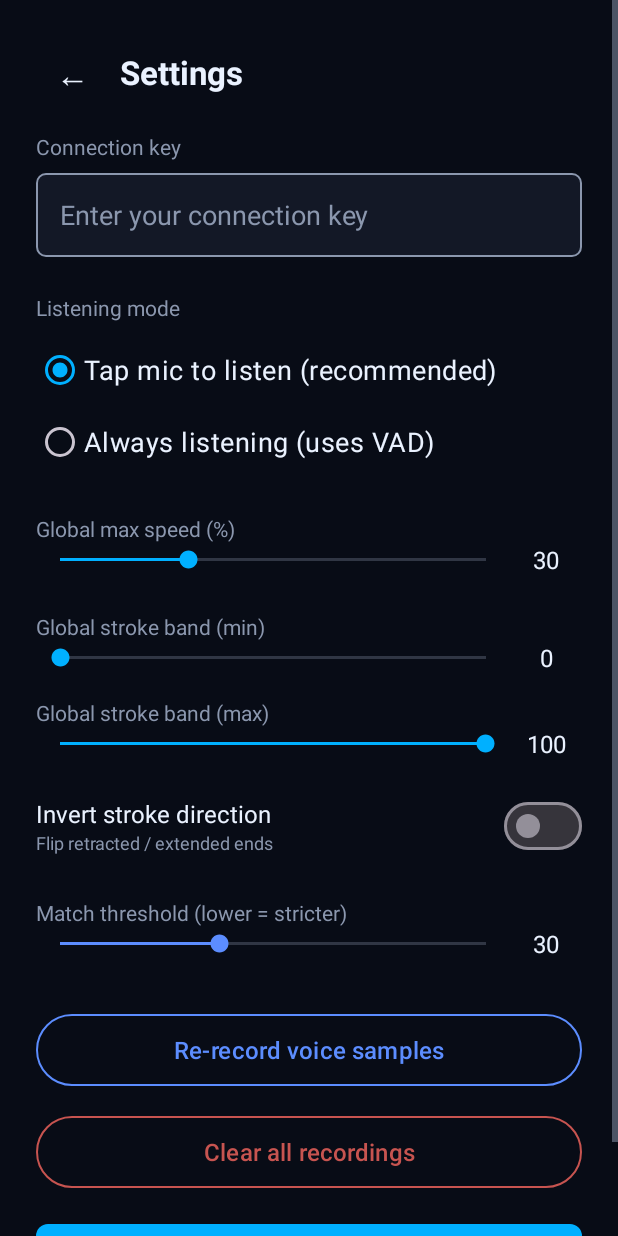
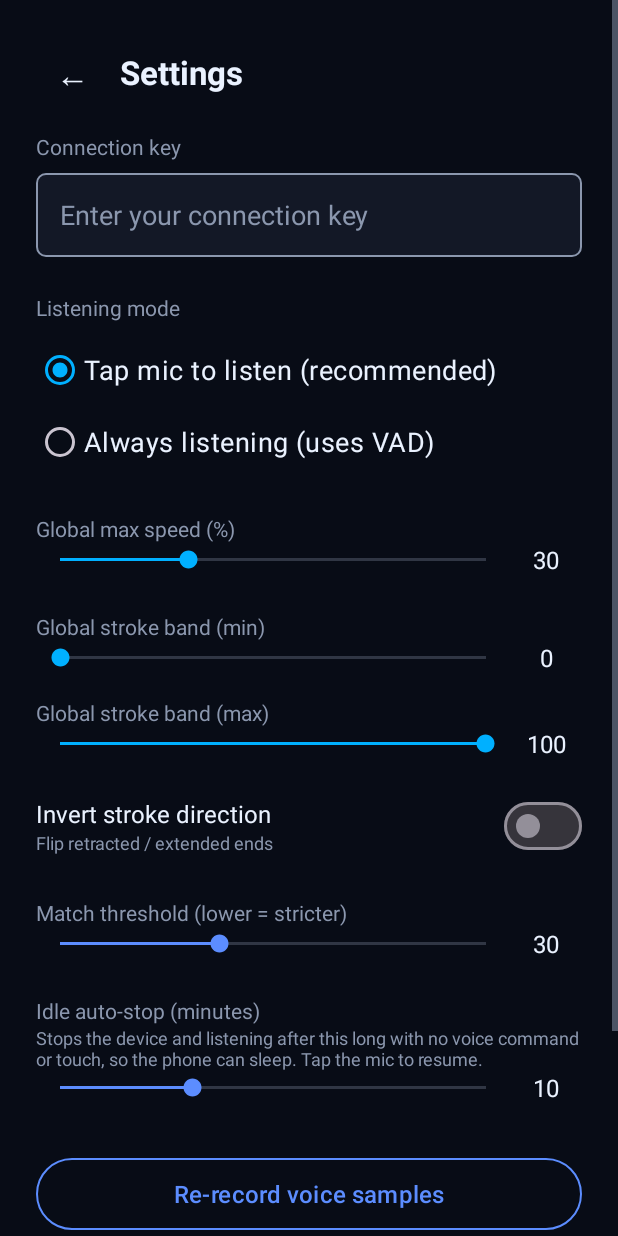
Before and after one commit to owenpkent/handy, an Android app: the ControlActivity screen opened directly, with no data from a screen before it, after a tap on an icon or button, on a phone screen of 412 x 824 dp. Run offline under Robolectric (Android 15) with nearby library versions, the phone set to English and light mode, and no system bars.

Commit message:
feat: make Android v2 idle auto-stop timeout configurable
Add a Settings slider (Idle auto-stop, 1-30 min, default 10) backed by a
new PreferencesManager.idleTimeoutMin pref. ControlActivity caches it as
idleTimeoutMs (refreshed each onResume); the inactivity watcher reads it
on every re-check, so a change applies without restart. Replaces the
hardcoded IDLE_TIMEOUT_MS constant.

Bumped versionName to 0.5.

```diff
--- a/android-v2/app/build.gradle.kts
+++ b/android-v2/app/build.gradle.kts
@@ -11,8 +11,8 @@ android {
         applicationId = "com.handyvoice.v2"
         minSdk = 26
         targetSdk = 35
-        versionCode = 4
-        versionName = "0.4"
+        versionCode = 5
+        versionName = "0.5"
 
         testInstrumentationRunner = "androidx.test.runner.AndroidJUnitRunner"
     }
--- a/android-v2/app/src/main/java/com/handyvoice/v2/data/PreferencesManager.kt
+++ b/android-v2/app/src/main/java/com/handyvoice/v2/data/PreferencesManager.kt
@@ -25,6 +25,7 @@ class PreferencesManager(private val context: Context) {
         private val KEY_GLOBAL_MIN_STROKE = intPreferencesKey("global_min_stroke")
         private val KEY_GLOBAL_MAX_STROKE = intPreferencesKey("global_max_stroke")
         private val KEY_INVERT_STROKE = booleanPreferencesKey("invert_stroke")
+        private val KEY_IDLE_TIMEOUT_MIN = intPreferencesKey("idle_timeout_min")
         private val KEY_MANUAL_STROKE_MIN = intPreferencesKey("manual_stroke_min")
         private val KEY_MANUAL_STROKE_MAX = intPreferencesKey("manual_stroke_max")
         private val KEY_MANUAL_SPEED = intPreferencesKey("manual_speed_design")
@@ -37,6 +38,9 @@ class PreferencesManager(private val context: Context) {
         const val DEFAULT_GLOBAL_MIN_STROKE = 0          // stroke-position floor (presets squashed into [min,max]).
         const val DEFAULT_GLOBAL_MAX_STROKE = 100        // stroke-position ceiling.
         const val DEFAULT_INVERT_STROKE = false          // flip user-space positions on the way to the device.
+        const val DEFAULT_IDLE_TIMEOUT_MIN = 10          // auto-stop device + listening after this many idle minutes.
+        const val MIN_IDLE_TIMEOUT_MIN = 1
+        const val MAX_IDLE_TIMEOUT_MIN = 30
         const val DEFAULT_MANUAL_STROKE_MIN = 0          // last position of the Manual tab's stroke-min slider.
         const val DEFAULT_MANUAL_STROKE_MAX = 100        // last position of the Manual tab's stroke-max slider.
         const val DEFAULT_MANUAL_SPEED = 0               // last position of the Manual tab's speed slider (design space).
@@ -66,6 +70,9 @@ class PreferencesManager(private val context: Context) {
     val invertStroke: Flow<Boolean> = context.dataStore.data
         .map { it[KEY_INVERT_STROKE] ?: DEFAULT_INVERT_STROKE }
 
+    val idleTimeoutMin: Flow<Int> = context.dataStore.data
+        .map { it[KEY_IDLE_TIMEOUT_MIN] ?: DEFAULT_IDLE_TIMEOUT_MIN }
+
     val manualStrokeMin: Flow<Int> = context.dataStore.data
         .map { it[KEY_MANUAL_STROKE_MIN] ?: DEFAULT_MANUAL_STROKE_MIN }
 
@@ -83,6 +90,9 @@ class PreferencesManager(private val context: Context) {
     suspend fun setGlobalMinStroke(value: Int) = edit { it[KEY_GLOBAL_MIN_STROKE] = value.coerceIn(0, 100) }
     suspend fun setGlobalMaxStroke(value: Int) = edit { it[KEY_GLOBAL_MAX_STROKE] = value.coerceIn(0, 100) }
     suspend fun setInvertStroke(value: Boolean) = edit { it[KEY_INVERT_STROKE] = value }
+    suspend fun setIdleTimeoutMin(value: Int) = edit {
+        it[KEY_IDLE_TIMEOUT_MIN] = value.coerceIn(MIN_IDLE_TIMEOUT_MIN, MAX_IDLE_TIMEOUT_MIN)
+    }
     suspend fun setManualStrokeMin(value: Int) = edit { it[KEY_MANUAL_STROKE_MIN] = value.coerceIn(0, 100) }
     suspend fun setManualStrokeMax(value: Int) = edit { it[KEY_MANUAL_STROKE_MAX] = value.coerceIn(0, 100) }
     suspend fun setManualSpeed(value: Int) = edit { it[KEY_MANUAL_SPEED] = value.coerceIn(0, 100) }
@@ -97,6 +107,7 @@ class PreferencesManager(private val context: Context) {
             globalMinStroke = it[KEY_GLOBAL_MIN_STROKE] ?: DEFAULT_GLOBAL_MIN_STROKE,
             globalMaxStroke = it[KEY_GLOBAL_MAX_STROKE] ?: DEFAULT_GLOBAL_MAX_STROKE,
             invertStroke = it[KEY_INVERT_STROKE] ?: DEFAULT_INVERT_STROKE,
+            idleTimeoutMin = it[KEY_IDLE_TIMEOUT_MIN] ?: DEFAULT_IDLE_TIMEOUT_MIN,
             manualStrokeMin = it[KEY_MANUAL_STROKE_MIN] ?: DEFAULT_MANUAL_STROKE_MIN,
             manualStrokeMax = it[KEY_MANUAL_STROKE_MAX] ?: DEFAULT_MANUAL_STROKE_MAX,
             manualSpeed = it[KEY_MANUAL_SPEED] ?: DEFAULT_MANUAL_SPEED,
@@ -116,6 +127,7 @@ class PreferencesManager(private val context: Context) {
         val globalMinStroke: Int,
         val globalMaxStroke: Int,
         val invertStroke: Boolean,
+        val idleTimeoutMin: Int,
         val manualStrokeMin: Int,
         val manualStrokeMax: Int,
         val manualSpeed: Int,
--- a/android-v2/app/src/main/java/com/handyvoice/v2/ui/ControlActivity.kt
+++ b/android-v2/app/src/main/java/com/handyvoice/v2/ui/ControlActivity.kt
@@ -89,16 +89,6 @@ class ControlActivity : AppCompatActivity() {
          * only one label trained, runnerUp is +inf and the gate is a no-op.
          */
         private const val MIN_RELATIVE_MARGIN = 0.05
-        /**
-         * Auto-sleep guard. After this long with no user activity — no voice
-         * command firing and no touch on the screen — we stop the device,
-         * stop listening, and drop the keep-awake so the phone sleeps
-         * normally. The timer resets on every voice match and on any touch
-         * (onUserInteraction), so it only fires once the user has genuinely
-         * walked away. 10 minutes rides through normal pauses between
-         * commands without stopping mid-session.
-         */
-        private const val IDLE_TIMEOUT_MS = 10 * 60 * 1000L
     }
 
     private lateinit var prefs: PreferencesManager
@@ -130,6 +120,16 @@ class ControlActivity : AppCompatActivity() {
      */
     private var idleTimeoutJob: Job? = null
     private var lastActivityAt: Long = 0L
+
+    /**
+     * Auto-sleep window: stop the device + listening after this long with no
+     * voice command and no touch, so the phone can sleep. User-configurable
+     * in Settings (minutes); cached here in millis, refreshed on every
+     * onResume, and read by the watcher on each re-check so a change applies
+     * without restart.
+     */
+    private var idleTimeoutMs: Long =
+        PreferencesManager.DEFAULT_IDLE_TIMEOUT_MIN * 60_000L
 
     // Views
     private lateinit var setupPanel: LinearLayout
@@ -538,7 +538,7 @@ class ControlActivity : AppCompatActivity() {
         idleTimeoutJob = lifecycleScope.launch {
             while (true) {
                 val idleFor = System.currentTimeMillis() - lastActivityAt
-                val remaining = IDLE_TIMEOUT_MS - idleFor
+                val remaining = idleTimeoutMs - idleFor
                 if (remaining <= 0) break
                 delay(remaining)
             }
@@ -555,7 +555,7 @@ class ControlActivity : AppCompatActivity() {
      * the next resume).
      */
     private fun onIdleTimeout() {
-        appLog("Idle ${IDLE_TIMEOUT_MS / 60000} min — stopping device and listening.")
+        appLog("Idle ${idleTimeoutMs / 60000} min — stopping device and listening.")
         lifecycleScope.launch {
             runCatching {
                 Dispatch.dispatch(
--- a/android-v2/app/src/main/java/com/handyvoice/v2/ui/SettingsActivity.kt
+++ b/android-v2/app/src/main/java/com/handyvoice/v2/ui/SettingsActivity.kt
@@ -39,6 +39,8 @@ class SettingsActivity : AppCompatActivity() {
     private lateinit var invertSwitch: MaterialSwitch
     private lateinit var thresholdSlider: SeekBar
     private lateinit var thresholdValue: TextView
+    private lateinit var idleTimeoutSlider: SeekBar
+    private lateinit var idleTimeoutValue: TextView
     private lateinit var retrainButton: MaterialButton
     private lateinit var clearRecordingsButton: MaterialButton
     private lateinit var saveButton: MaterialButton
@@ -64,6 +66,8 @@ class SettingsActivity : AppCompatActivity() {
         invertSwitch = findViewById(R.id.invertSwitch)
         thresholdSlider = findViewById(R.id.thresholdSlider)
         thresholdValue = findViewById(R.id.thresholdValue)
+        idleTimeoutSlider = findViewById(R.id.idleTimeoutSlider)
+        idleTimeoutValue = findViewById(R.id.idleTimeoutValue)
         retrainButton = findViewById(R.id.retrainButton)
         clearRecordingsButton = findViewById(R.id.clearRecordingsButton)
         saveButton = findViewById(R.id.saveButton)
@@ -89,6 +93,10 @@ class SettingsActivity : AppCompatActivity() {
         thresholdSlider.setOnSeekBarChangeListener(simpleListener { p ->
             thresholdValue.text = p.toString()
         })
+        // SeekBar min is 1 in the layout, so progress is already in minutes.
+        idleTimeoutSlider.setOnSeekBarChangeListener(simpleListener { p ->
+            idleTimeoutValue.text = p.toString()
+        })
 
         saveButton.setOnClickListener { onSave() }
         retrainButton.setOnClickListener { onRetrain() }
@@ -111,6 +119,8 @@ class SettingsActivity : AppCompatActivity() {
         invertSwitch.isChecked = snap.invertStroke
         thresholdSlider.progress = snap.matchThreshold.toInt()
         thresholdValue.text = snap.matchThreshold.toInt().toString()
+        idleTimeoutSlider.progress = snap.idleTimeoutMin
+        idleTimeoutValue.text = snap.idleTimeoutMin.toString()
     }
 
     private fun onSave() {
@@ -127,6 +137,7 @@ class SettingsActivity : AppCompatActivity() {
             prefs.setGlobalMaxStroke(globalMaxStrokeSlider.progress.coerceIn(0, 100))
             prefs.setInvertStroke(invertSwitch.isChecked)
             prefs.setMatchThreshold(thresholdSlider.progress.toFloat())
+            prefs.setIdleTimeoutMin(idleTimeoutSlider.progress)
             Toast.makeText(this@SettingsActivity, "Saved", Toast.LENGTH_SHORT).show()
             finish()
         }
--- a/android-v2/app/src/main/res/layout/activity_settings.xml
+++ b/android-v2/app/src/main/res/layout/activity_settings.xml
@@ -265,6 +265,48 @@
                 android:textSize="16sp" />
         </LinearLayout>
 
+        <TextView
+            android:layout_width="wrap_content"
+            android:layout_height="wrap_content"
+            android:layout_marginTop="24dp"
+            android:text="Idle auto-stop (minutes)"
+            android:textColor="@color/text_secondary"
+            android:textSize="14sp" />
+
+        <TextView
+            android:layout_width="match_parent"
+            android:layout_height="wrap_content"
+            android:text="Stops the device and listening after this long with no voice command or touch, so the phone can sleep. Tap the mic to resume."
+            android:textColor="@color/text_secondary"
+            android:textSize="12sp" />
+
+        <LinearLayout
+            android:layout_width="match_parent"
+            android:layout_height="wrap_content"
+            android:gravity="center_vertical"
+            android:orientation="horizontal">
+
+            <SeekBar
+                android:id="@+id/idleTimeoutSlider"
+                android:layout_width="0dp"
+                android:layout_height="wrap_content"
+                android:layout_weight="1"
+                android:min="1"
+                android:max="30"
+                android:progress="10"
+                android:progressTint="@color/accent_secondary"
+                android:thumbTint="@color/accent_secondary" />
+
+            <TextView
+                android:id="@+id/idleTimeoutValue"
+                android:layout_width="48dp"
+                android:layout_height="wrap_content"
+                android:gravity="center"
+                android:text="10"
+                android:textColor="@color/text_primary"
+                android:textSize="16sp" />
+        </LinearLayout>
+
         <com.google.android.material.button.MaterialButton
             android:id="@+id/retrainButton"
             style="@style/Widget.Material3.Button.OutlinedButton"
```
Also changed, not shown: 3 other files.
